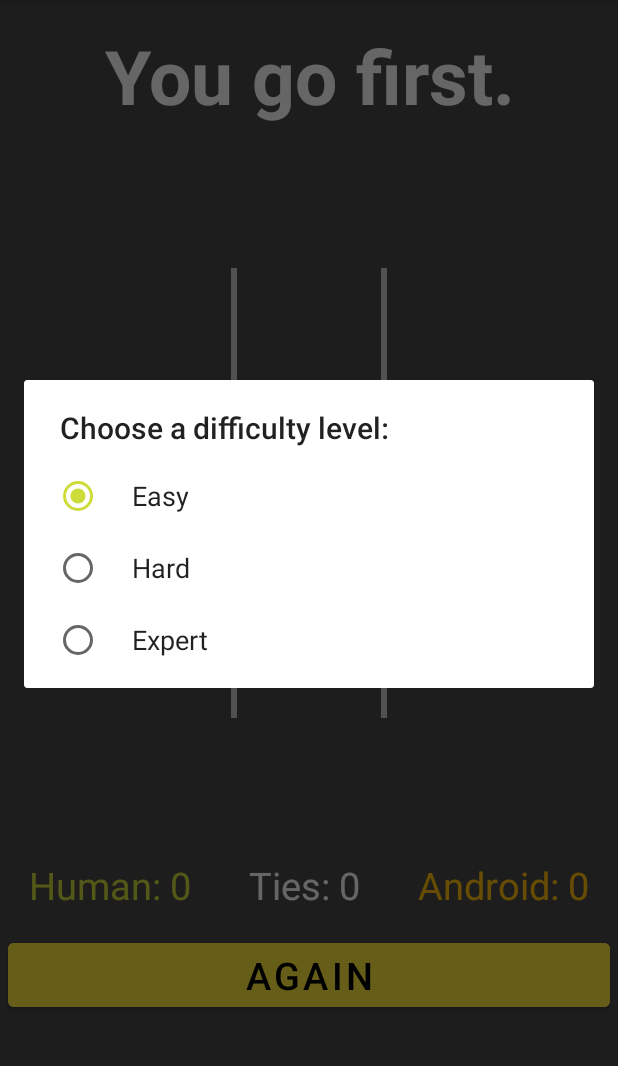
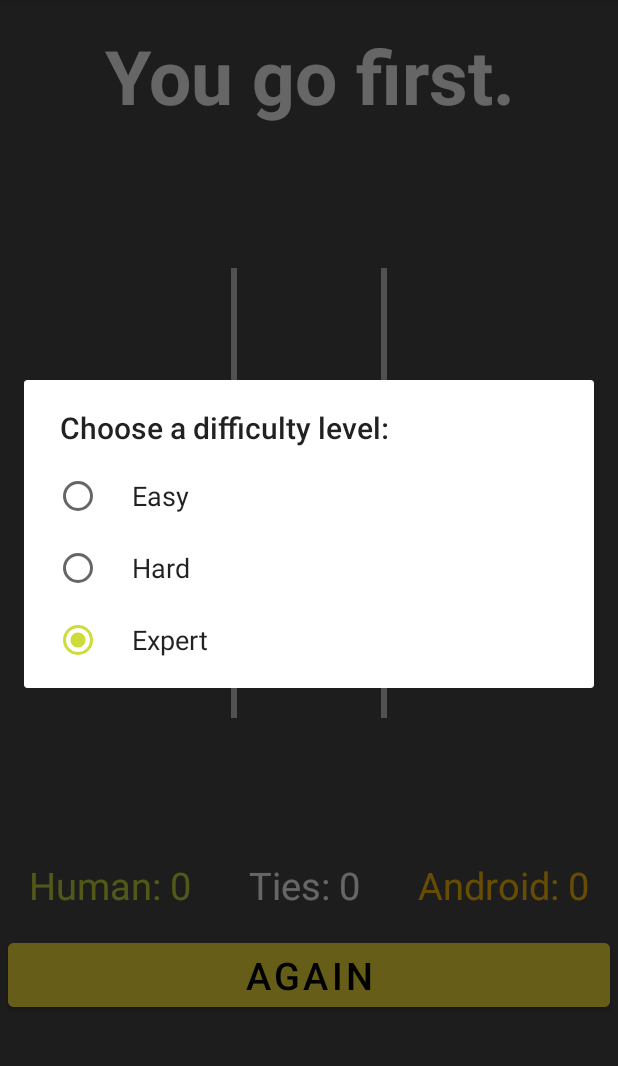
Before and after one commit to MobileApp2021-2/Reto6, an Android app: the screen it shows after launch (MainActivity), in the options menu, after a tap on "Choose a difficulty level:", on a phone screen of 412 x 824 dp, the part 84-1150 px from its top. Run offline under Robolectric (Android 15) with nearby library versions, the phone set to English and light mode, and no system bars.

Commit message:
arreglo bug dificultad

```diff
--- a/app/src/main/java/com/agaldanaw/reto3/MainActivity.java
+++ b/app/src/main/java/com/agaldanaw/reto3/MainActivity.java
@@ -68,7 +68,7 @@ public class MainActivity extends AppCompatActivity implements View.OnTouchListe
         mGame.updateComputerWins(mPrefs.getInt("mComputerWins", 0));
         mGame.UpdateTies(mPrefs.getInt("mTies", 0));
 
-        int difficultyLevel = mPrefs.getInt("difficultyLevel", 0);
+        int difficultyLevel = mPrefs.getInt("difficultyLevel", getDifficultyLevelInteger() );
         setDifficultyLevelInteger(difficultyLevel);
 
         SetTextWins();
```
